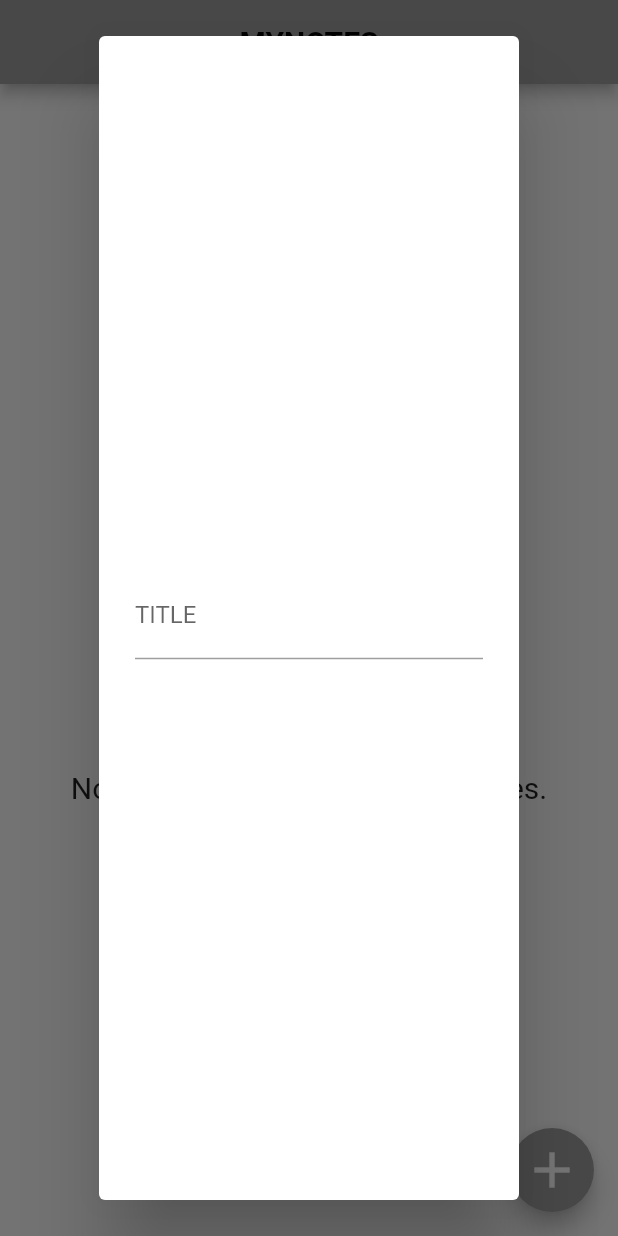
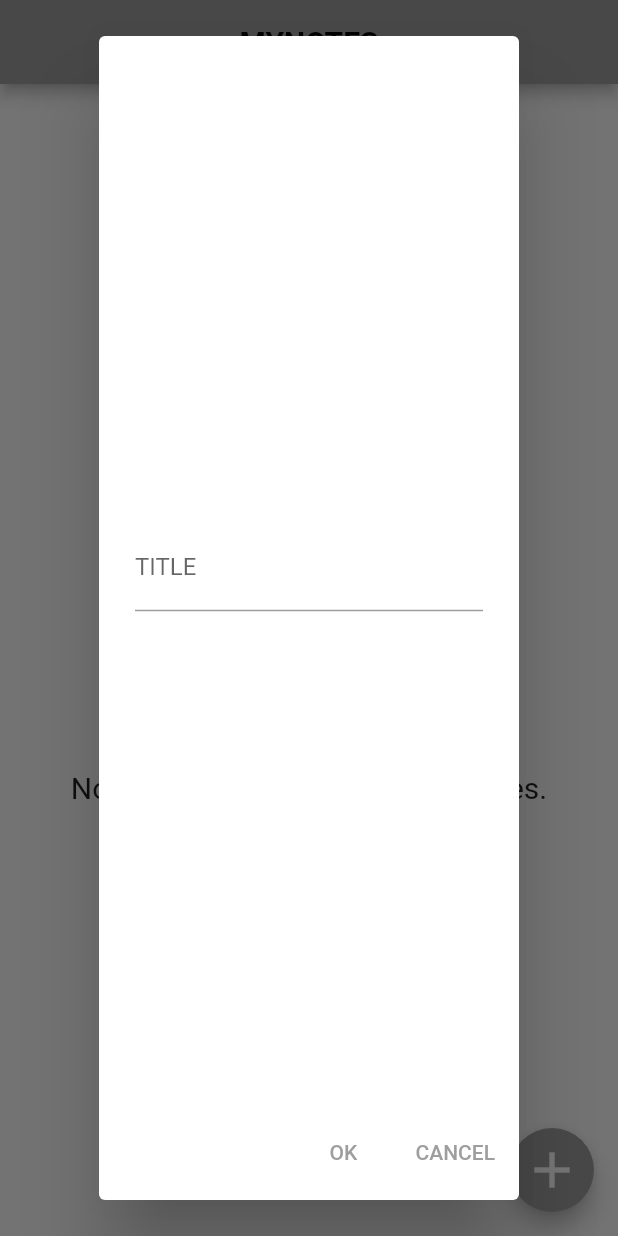
Before and after one commit to OnurBayraktar1/notesapp, a Flutter app: the screen it shows after launch, after a tap on the "add" icon, on a phone screen of 412 x 824 dp. Run offline on Flutter 3.47's test engine with Material 2 defaults, Android fonts, the phone set to English and light mode, and no system bars; missing offline and left inert: dart:js.

Commit message:
first commmit

```diff
--- a/lib/widgets/note_widget.dart
+++ b/lib/widgets/note_widget.dart
@@ -18,7 +18,17 @@ return new AlertDialog(
 
 
         ],
+
     ),
+  actions: <Widget>[
+    TextButton(onPressed: ()=>Navigator.pop(context,'OK'),
+      child:const Text('OK'),
+
+
+        ),
+        TextButton(onPressed: ()=>Navigator.pop(context,'CANCEL'),
+  child:const Text('CANCEL'),),
+  ],
   );
 
 
```
